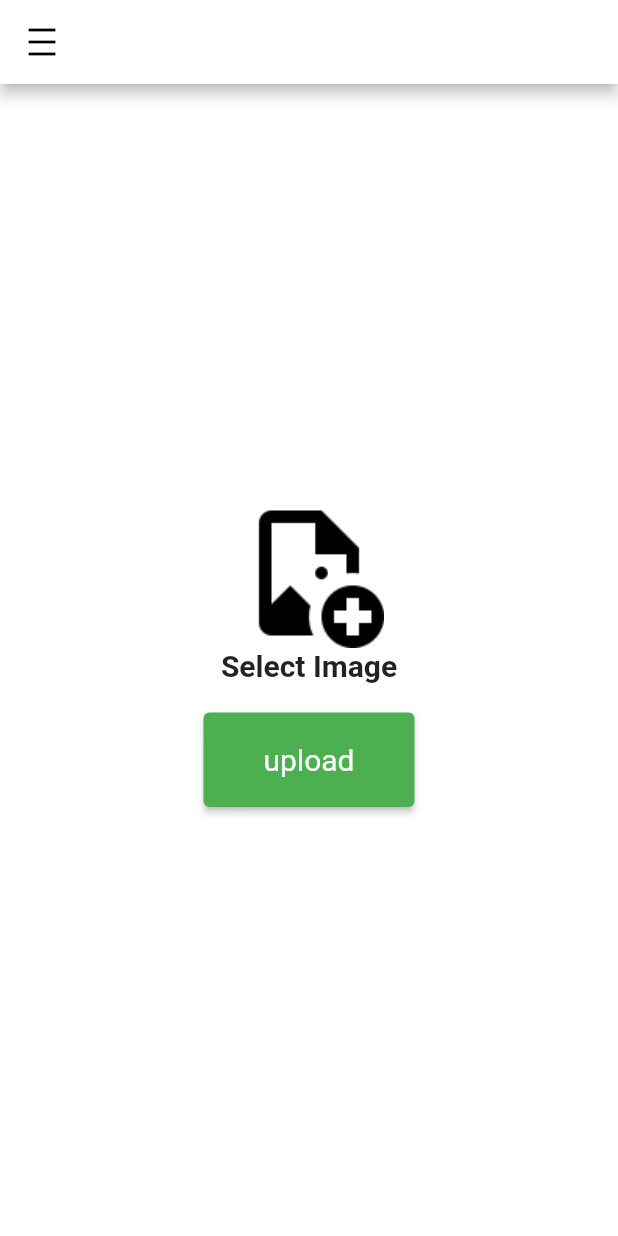
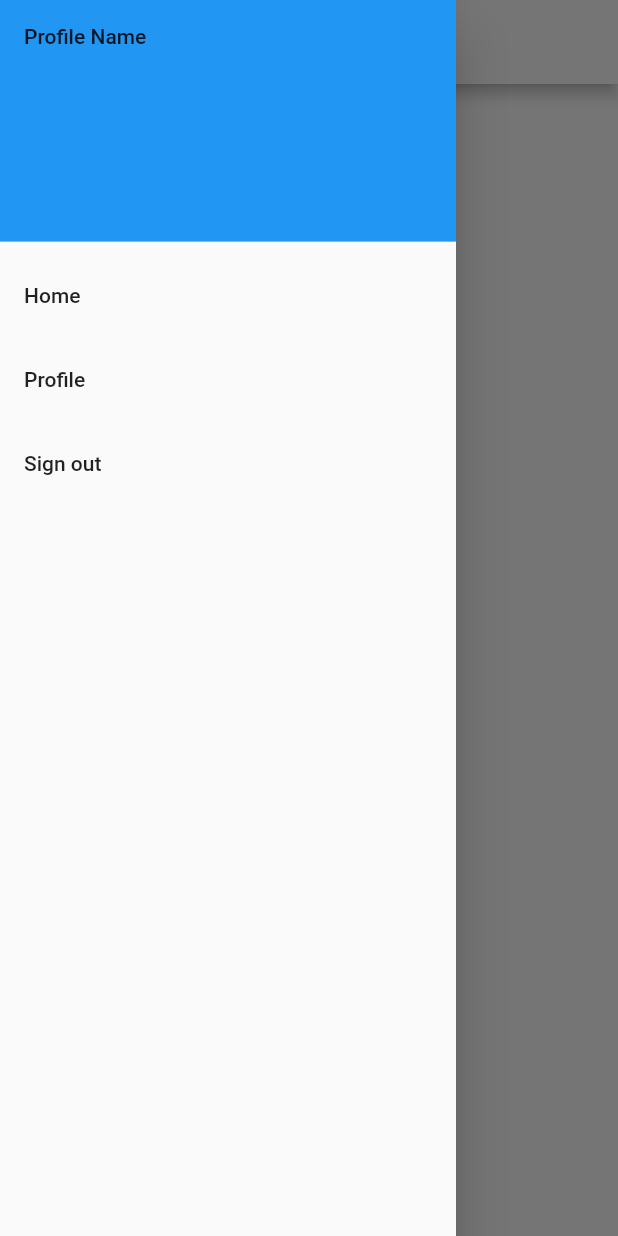
Before and after one commit to Skecls/Emotion-Detection, a Flutter app: the HomeScreen screen opened directly, with the side drawer open (before the commit the screen has no drawer), on a phone screen of 412 x 824 dp. Run offline on Flutter 3.47's test engine with Material 2 defaults, Android fonts, the phone set to English and light mode, and no system bars; our stand-ins replace google_fonts, image_picker.

Commit message:
i dont know what i am doing

```diff
--- a/lib/homescreen.dart
+++ b/lib/homescreen.dart
@@ -2,6 +2,8 @@ import 'dart:io';
 import 'dart:typed_data';
 import 'package:flutter/material.dart';
 import 'package:image_picker/image_picker.dart';
+import 'NavBar.dart';
+import 'profile.dart';
 
 class HomeScreen extends StatefulWidget {
   const HomeScreen({Key? key}) : super(key: key);
@@ -18,11 +20,42 @@ class _HomeScreenState extends State<HomeScreen> {
     return Scaffold(
       appBar: AppBar(
         backgroundColor: Colors.white,
-        leading: IconButton(
-          icon: Icon(Icons.density_medium_outlined, color: Colors.black),
-          onPressed: () {
-            // add your onPressed action here
-          },
+        iconTheme: IconThemeData(color: Colors.black),
+      ),
+      drawer: Drawer(
+        child: ListView(
+          children: [
+            const DrawerHeader(
+              decoration: BoxDecoration(
+                color: Colors.blue,
+              ),
+              child: Text('Profile Name'),
+            ),
+            ListTile(
+              title: Text('Home'),
+              onTap: () => {
+                Navigator.pop(context),
+                Navigator.push(
+                  context,
+                  MaterialPageRoute(builder: (context) => HomeScreen()),
+                ),
+              },
+            ),
+            ListTile(
+              title: Text('Profile'),
+              onTap: () => {
+                Navigator.pop(context),
+                Navigator.push(
+                  context,
+                  MaterialPageRoute(builder: (context) => profile()),
+                ),
+              },
+            ),
+            ListTile(
+              title: Text('Sign out'),
+              onTap: () => {Navigator.pop(context)},
+            ),
+          ],
         ),
       ),
       backgroundColor: Colors.white,
--- a/lib/main.dart
+++ b/lib/main.dart
@@ -2,12 +2,15 @@ import 'dart:io';
 import 'dart:typed_data';
 import 'package:flutter/material.dart';
 import 'package:image_picker/image_picker.dart';
+import 'package:test/homescreen.dart';
 import 'splash.dart';
 import 'loginpage.dart';
 import 'register.dart';
+import 'profile.dart';
+import 'navbar.dart';
 
 void main() {
   runApp(MaterialApp(
-    home: MyLogin(),
+    home: Splash(),
   ));
 }
--- /dev/null
+++ b/lib/profile.dart
@@ -0,0 +1,10 @@
+import 'package:flutter/material.dart';
+
+class profile extends StatelessWidget {
+  const profile({super.key});
+
+  @override
+  Widget build(BuildContext context) {
+    return const Placeholder();
+  }
+}
```
Also changed, not shown: lib/navbar.dart (added).
